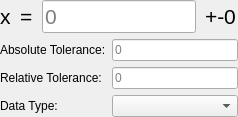
Above: atef/ui/equals_comparison_widget.ui from pcdshub/atef before the change. Below: the same form after it.
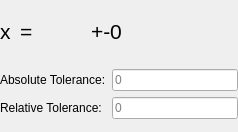
That is the form after the change.

Commit message: ENH: First pass adding MultiModeValueEdit to passive checkout comparisons

Diff of the .ui file:
```diff
--- a/atef/ui/equals_comparison_widget.ui
+++ b/atef/ui/equals_comparison_widget.ui
@@ -7,7 +7,7 @@
     <x>0</x>
     <y>0</y>
     <width>238</width>
-    <height>113</height>
+    <height>132</height>
    </rect>
   </property>
   <property name="windowTitle">
@@ -59,14 +59,12 @@
       </widget>
      </item>
      <item>
-      <widget class="QLineEdit" name="value_edit">
-       <property name="font">
-        <font>
-         <pointsize>16</pointsize>
-        </font>
-       </property>
-       <property name="placeholderText">
-        <string>0</string>
+      <widget class="QWidget" name="value_widget" native="true">
+       <property name="minimumSize">
+        <size>
+         <width>40</width>
+         <height>20</height>
+        </size>
        </property>
       </widget>
      </item>
@@ -106,6 +104,13 @@
        </property>
       </widget>
      </item>
+     <item row="0" column="1">
+      <widget class="QLineEdit" name="atol_edit">
+       <property name="placeholderText">
+        <string>0</string>
+       </property>
+      </widget>
+     </item>
      <item row="1" column="0">
       <widget class="QLabel" name="rtol_label">
        <property name="text">
@@ -113,20 +118,6 @@
        </property>
       </widget>
      </item>
-     <item row="2" column="0">
-      <widget class="QLabel" name="data_type_label">
-       <property name="text">
-        <string>Data Type:</string>
-       </property>
-      </widget>
-     </item>
-     <item row="0" column="1">
-      <widget class="QLineEdit" name="atol_edit">
-       <property name="placeholderText">
-        <string>0</string>
-       </property>
-      </widget>
-     </item>
      <item row="1" column="1">
       <widget class="QLineEdit" name="rtol_edit">
        <property name="placeholderText">
@@ -134,9 +125,6 @@
        </property>
       </widget>
      </item>
-     <item row="2" column="1">
-      <widget class="QComboBox" name="data_type_combo"/>
-     </item>
     </layout>
    </item>
   </layout>
```
The commit also changes 7 other files.
